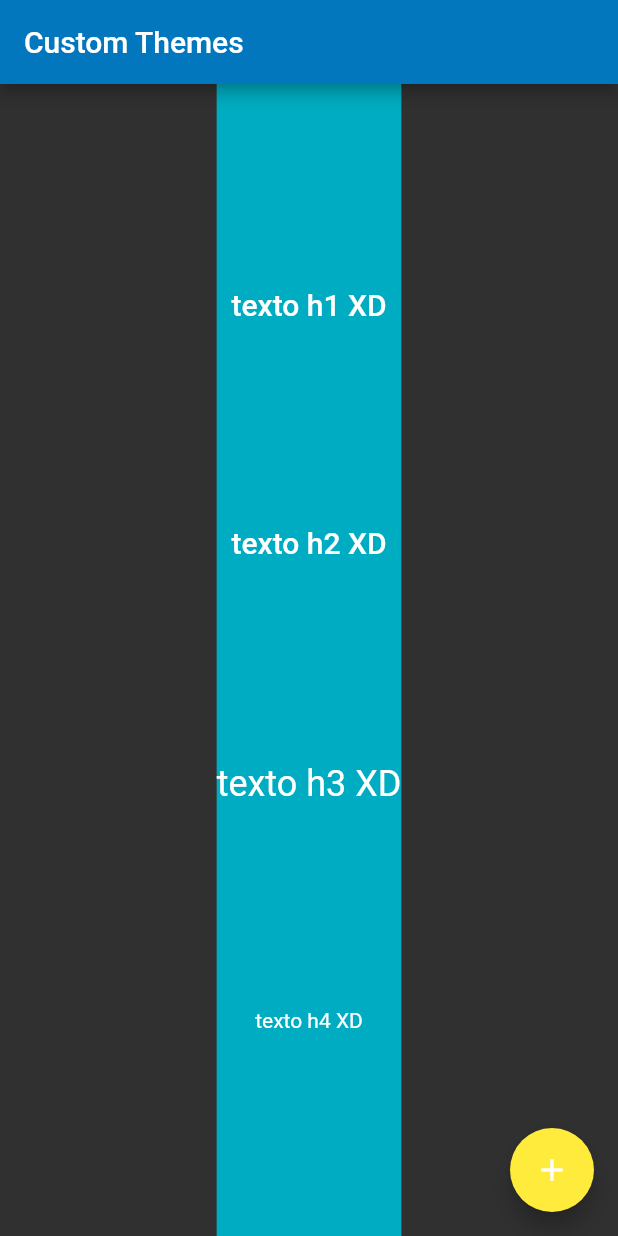
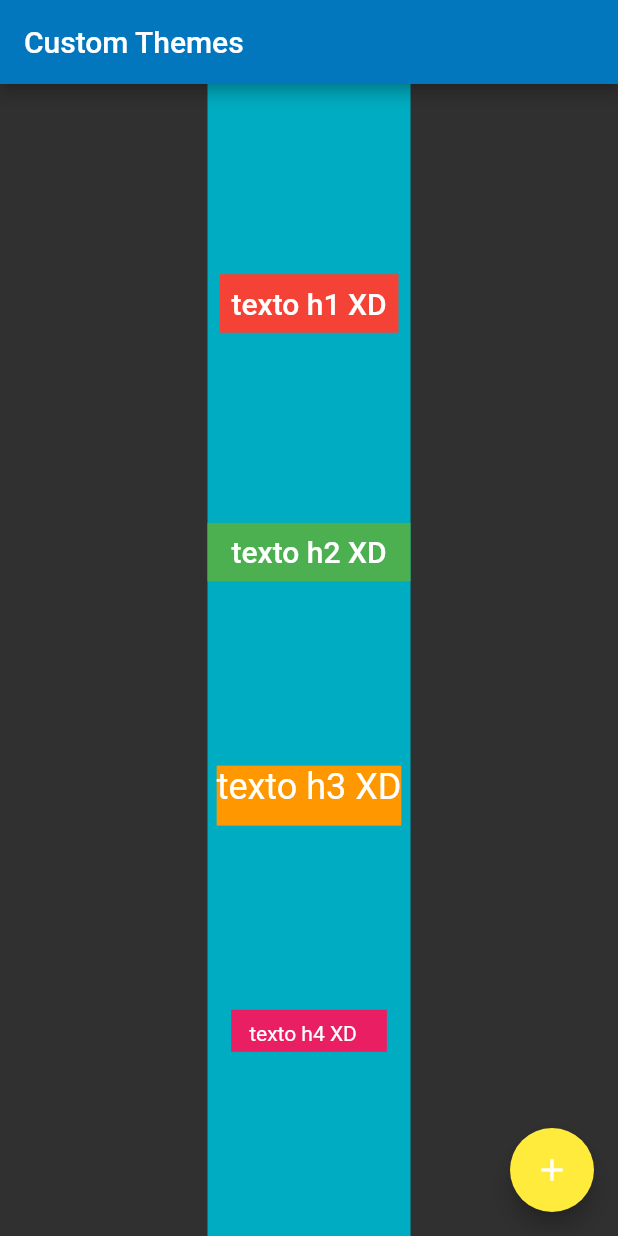
Before and after one commit to samuelematias/flutter-style-themes, a Flutter app: the screen it shows after launch, on a phone screen of 412 x 824 dp. Run offline on Flutter 3.47's test engine with Material 2 defaults, Android fonts, the phone set to English and light mode, and no system bars; Roboto replaces fonts that are missing (Montserrat).

```diff
--- a/lib/main.dart
+++ b/lib/main.dart
@@ -1,6 +1,7 @@
 import 'package:flutter/foundation.dart';
 import 'package:flutter/material.dart';
 
+import 'src/themes/spacing/linear_scale.dart';
 import 'src/themes/text/accent_text_theme.dart';
 import 'src/themes/text/generic_text_theme.dart';
 import 'src/themes/text/typography/h/h1.dart';
@@ -57,17 +58,44 @@ class MyHomePage extends StatelessWidget {
           child: Column(
             mainAxisAlignment: MainAxisAlignment.spaceEvenly,
             children: <Widget>[
-              H1(
-                text: 'texto h1 XD',
+              Container(
+                color: Colors.red,
+                padding: EdgeInsets.all(space_spring_green),
+                margin: EdgeInsets.all(space_carmine),
+                child: H1(
+                  text: 'texto h1 XD',
+                ),
               ),
-              H2(
-                text: 'texto h2 XD',
+              Container(
+                color: Colors.green,
+                padding: EdgeInsets.symmetric(
+                  horizontal: space_golden_dream,
+                  vertical: space_spring_green,
+                ),
+                child: H2(
+                  text: 'texto h2 XD',
+                ),
               ),
-              H3(
-                text: 'texto h3 XD',
+              Container(
+                color: Colors.orange,
+                padding: EdgeInsets.only(
+                  bottom: space_dodger_blue,
+                ),
+                child: H3(
+                  text: 'texto h3 XD',
+                ),
               ),
-              H4(
-                text: 'texto h4 XD',
+              Container(
+                color: Colors.pink,
+                padding: EdgeInsets.fromLTRB(
+                  space_dodger_blue,
+                  space_spring_green,
+                  space_fire_bush,
+                  space_carmine,
+                ),
+                child: H4(
+                  text: 'texto h4 XD',
+                ),
               ),
             ],
           ),
--- /dev/null
+++ b/lib/src/themes/spacing/linear_scale.dart
@@ -0,0 +1,13 @@
+//based on style guide spacing colors
+const double space_carmine = 4.0;
+const double space_spring_green = 8.0;
+const double space_dodger_blue = 12.0;
+const double space_golden_dream = 16.0;
+const double space_fire_bush = 20.0;
+const double space_geraldine = 24.0;
+const double space_heliotrope = 32.0;
+const double space_portage = 40.0;
+const double space_conifer = 48.0;
+const double space_magic_mint = 64.0;
+const double space_scooter = 72.0;
+const double space_purple_rain = 96.0;
```
